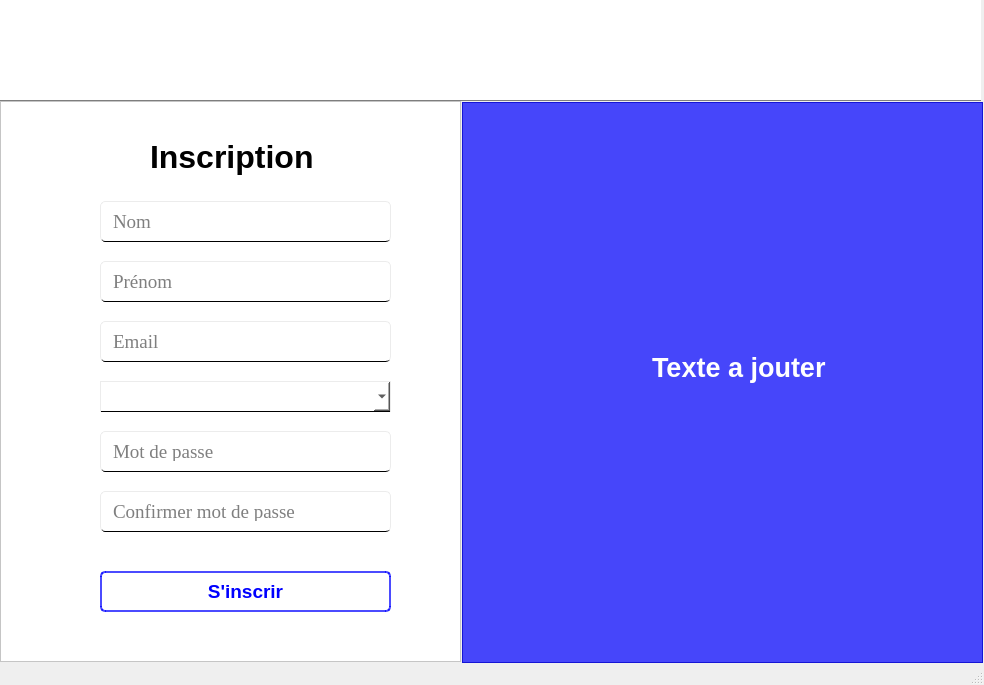
FranckyPopo/education, file UI/Etudiant/index.ui: the form before one commit.
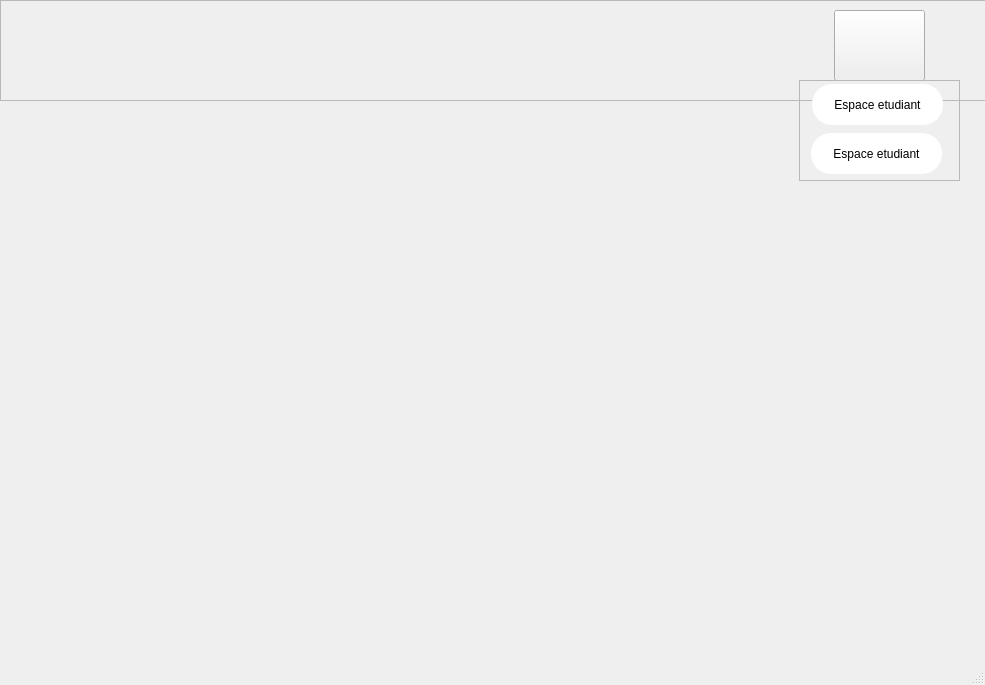
The form after the commit. Icons and pictures are not drawn.

Commit message: Debut de la création de la fênetre admin

Patch:
```diff
--- a/UI/Etudiant/index.ui
+++ b/UI/Etudiant/index.ui
@@ -6,7 +6,7 @@
    <rect>
     <x>0</x>
     <y>0</y>
-    <width>984</width>
+    <width>985</width>
     <height>685</height>
    </rect>
   </property>
@@ -713,6 +713,129 @@
       </widget>
      </widget>
     </widget>
+    <widget class="QWidget" name="page">
+     <widget class="QFrame" name="frame_logo_6">
+      <property name="geometry">
+       <rect>
+        <x>10</x>
+        <y>0</y>
+        <width>991</width>
+        <height>101</height>
+       </rect>
+      </property>
+      <property name="styleSheet">
+       <string notr="true">QFrame#frame_logo_2{
+background-color: rgb(255, 255, 255);
+border: 1px solid rgb(126, 126, 126);
+border-top: 0px;
+border-left: 0px;
+border-right: 0px;
+}</string>
+      </property>
+      <property name="frameShape">
+       <enum>QFrame::StyledPanel</enum>
+      </property>
+      <property name="frameShadow">
+       <enum>QFrame::Raised</enum>
+      </property>
+      <widget class="QLabel" name="logo_app_4">
+       <property name="geometry">
+        <rect>
+         <x>41</x>
+         <y>14</y>
+         <width>71</width>
+         <height>71</height>
+        </rect>
+       </property>
+       <property name="text">
+        <string/>
+       </property>
+       <property name="pixmap">
+        <pixmap>../../img/bulle-de-chat.png</pixmap>
+       </property>
+       <property name="scaledContents">
+        <bool>true</bool>
+       </property>
+      </widget>
+      <widget class="QPushButton" name="pushButton">
+       <property name="geometry">
+        <rect>
+         <x>834</x>
+         <y>10</y>
+         <width>91</width>
+         <height>71</height>
+        </rect>
+       </property>
+       <property name="text">
+        <string/>
+       </property>
+       <property name="icon">
+        <iconset>
+         <normaloff>../../img/icons_user.png</normaloff>../../img/icons_user.png</iconset>
+       </property>
+       <property name="iconSize">
+        <size>
+         <width>49</width>
+         <height>50</height>
+        </size>
+       </property>
+      </widget>
+     </widget>
+     <widget class="QFrame" name="frame">
+      <property name="geometry">
+       <rect>
+        <x>809</x>
+        <y>80</y>
+        <width>161</width>
+        <height>101</height>
+       </rect>
+      </property>
+      <property name="frameShape">
+       <enum>QFrame::StyledPanel</enum>
+      </property>
+      <property name="frameShadow">
+       <enum>QFrame::Raised</enum>
+      </property>
+      <widget class="QPushButton" name="bnt_space_etudiant">
+       <property name="geometry">
+        <rect>
+         <x>13</x>
+         <y>4</y>
+         <width>131</width>
+         <height>41</height>
+        </rect>
+       </property>
+       <property name="styleSheet">
+        <string notr="true">QPushButton#bnt_space_etudiant {
+background-color: rgb(255, 255, 255);
+border-radius: 20px;
+}</string>
+       </property>
+       <property name="text">
+        <string>Espace etudiant</string>
+       </property>
+      </widget>
+      <widget class="QPushButton" name="bnt_space_admin">
+       <property name="geometry">
+        <rect>
+         <x>12</x>
+         <y>53</y>
+         <width>131</width>
+         <height>41</height>
+        </rect>
+       </property>
+       <property name="styleSheet">
+        <string notr="true">QPushButton#bnt_space_admin {
+background-color: rgb(255, 255, 255);
+border-radius: 20px;
+}</string>
+       </property>
+       <property name="text">
+        <string>Espace etudiant</string>
+       </property>
+      </widget>
+     </widget>
+    </widget>
     <widget class="QWidget" name="page_subcription">
      <widget class="QFrame" name="frame_logo_2">
       <property name="geometry">
```
Left out of the diff: 4 changed lines with no effect on the pictures.
